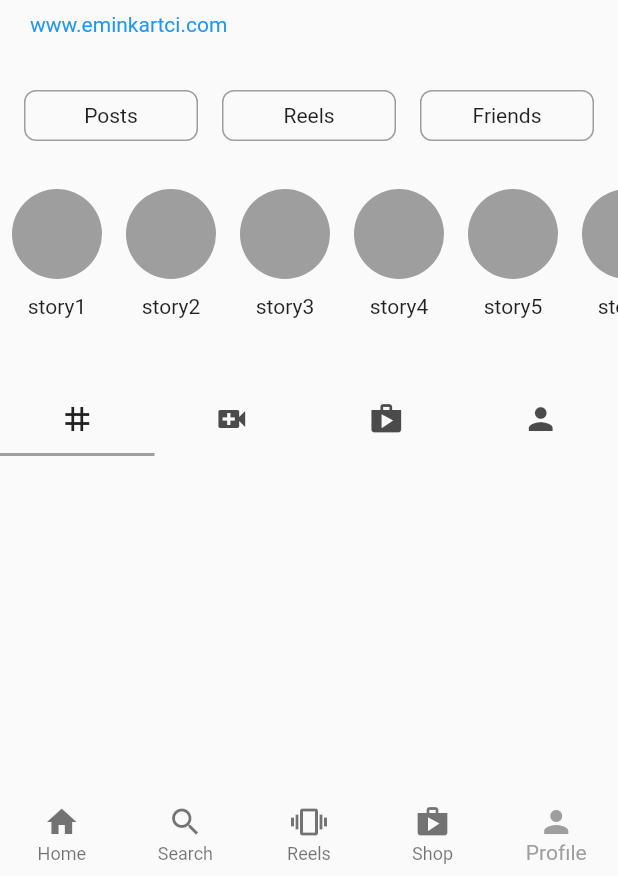
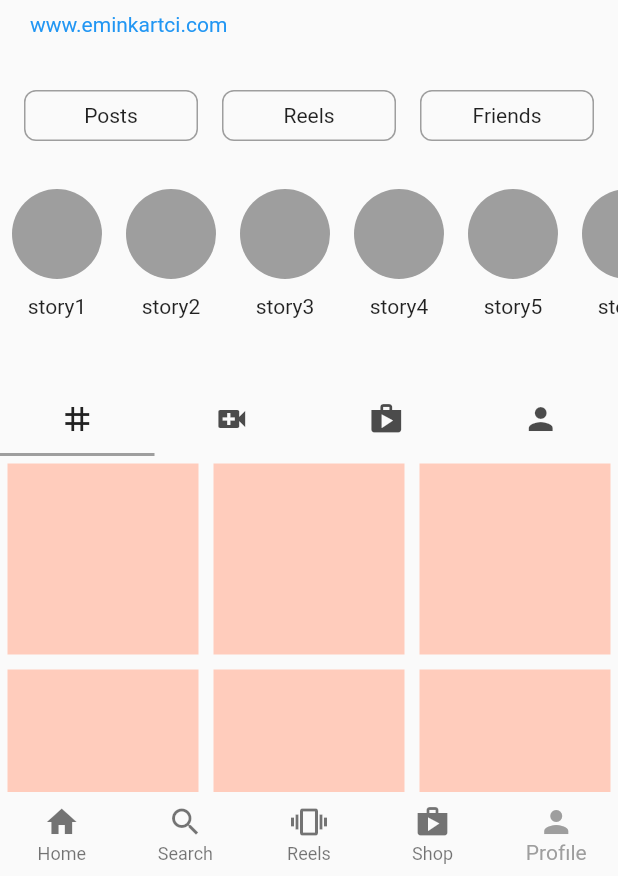
Before and after one commit to eminkartci/Flutter-Instagram-Clone, a Flutter app: the screen it shows after launch, item 5 of the bottom bar chosen, on a phone screen of 412 x 824 dp, the part 360-1236 px from its top. Run offline on Flutter 3.47's test engine with Material 2 defaults, Android fonts, the light colour scheme and no system bars.

Commit message:
Instagram clone is done

```diff
--- a/instagram_clone_amean/lib/pages/profile.dart
+++ b/instagram_clone_amean/lib/pages/profile.dart
@@ -1,4 +1,5 @@
 import 'package:flutter/material.dart';
+import 'package:instagram_clone_amean/pages/util/account_tab.dart';
 import 'package:instagram_clone_amean/pages/util/bubble_stories.dart';
 
 class ProfilePage extends StatelessWidget {
@@ -184,7 +185,14 @@ class ProfilePage extends StatelessWidget {
             Tab(
               icon: Icon(Icons.person),
             ),
-          ])
+          ]),
+          const Expanded(
+              child: TabBarView(children: [
+            AccountTab(),
+            AccountTab(),
+            AccountTab(),
+            AccountTab()
+          ]))
         ],
       )),
     );
--- /dev/null
+++ b/instagram_clone_amean/lib/pages/util/account_tab.dart
@@ -0,0 +1,20 @@
+import 'package:flutter/material.dart';
+
+class AccountTab extends StatelessWidget {
+  const AccountTab({Key? key}) : super(key: key);
+
+  @override
+  Widget build(BuildContext context) {
+    return GridView.builder(
+      itemCount: 20,
+      gridDelegate:
+          SliverGridDelegateWithFixedCrossAxisCount(crossAxisCount: 3),
+      itemBuilder: (context, index) {
+        return Padding(
+          padding: const EdgeInsets.all(5),
+          child: Container(color: Colors.deepOrange[100]),
+        );
+      },
+    );
+  }
+}
```
